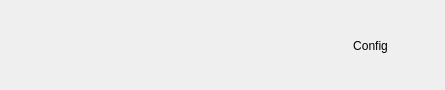
The window that client/qt/theader.ui (LaKabane/tNETacle) describes before a commit, drawn with Qt 5.
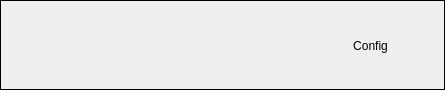
The same window after the commit. Icons and pictures are not drawn.

Commit message: change header and body by frame and give a minimum size, display correctly

The edit to the form file:
```diff
--- a/client/qt/theader.ui
+++ b/client/qt/theader.ui
@@ -1,7 +1,7 @@
 <?xml version="1.0" encoding="UTF-8"?>
 <ui version="4.0">
  <class>THeader</class>
- <widget class="QWidget" name="THeader">
+ <widget class="QFrame" name="THeader">
   <property name="geometry">
    <rect>
     <x>0</x>
@@ -10,9 +10,18 @@
     <height>90</height>
    </rect>
   </property>
+  <property name="minimumSize">
+   <size>
+    <width>445</width>
+    <height>90</height>
+   </size>
+  </property>
   <property name="windowTitle">
    <string>Widget</string>
   </property>
+  <property name="frameShape">
+   <enum>QFrame::Box</enum>
+  </property>
   <widget class="QWidget" name="logo" native="true">
    <property name="geometry">
     <rect>
```
The commit also changes 7 other files.
